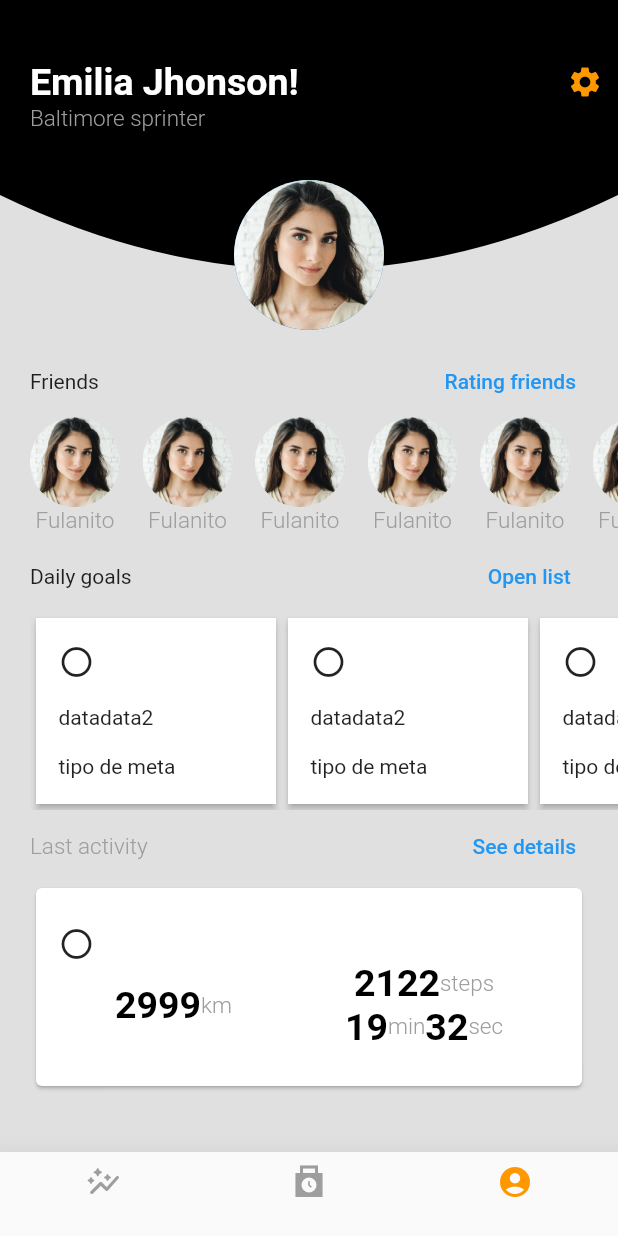
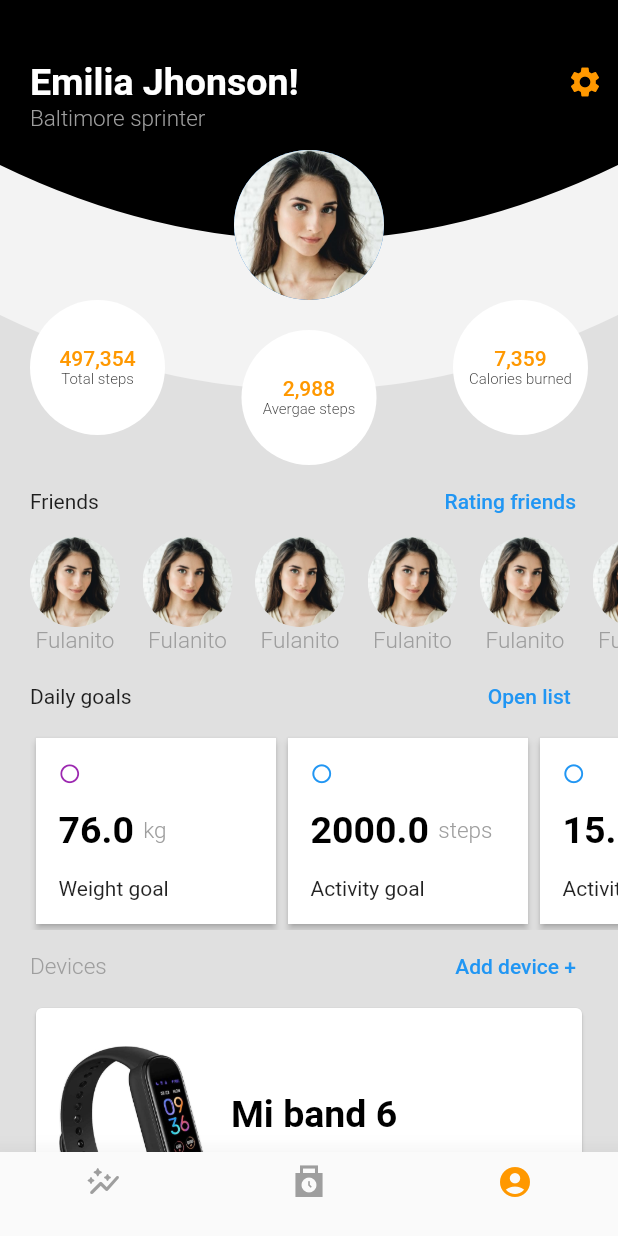
Before and after one commit to AERM2018/fit_app, a Flutter app: the screen it shows after launch, item 3 of the bottom bar chosen, on a phone screen of 412 x 824 dp. Run offline on Flutter 3.47's test engine with Material 2 defaults, Android fonts, the phone set to English and light mode, and no system bars; missing offline and left inert: circle_list.

Commit message:
Done: Profile screen - Curved container adapted to each screen. - Top text done for each screen. - Goal cards updated. - Device card added. - Circular statistic added. - Profile screen done - Workout screen done. - Statistics screen done.

```diff
--- a/lib/models/goals_response.dart
+++ b/lib/models/goals_response.dart
@@ -1,18 +1,49 @@
+import 'package:flutter/material.dart';
+
 class Goal {
-  Goal({required this.content, required this.type});
+  Goal(
+      {required this.value1,
+      required this.value2,
+      required this.donoutColor,
+      required this.type});
 
-  final String content;
+  final double value1;
+  final String value2;
+  final Color donoutColor;
   final String type;
 
   static List<Goal> mockGoals() {
     return [
-      Goal(content: 'Run 5 km', type: 'Run'),
-      Goal(content: 'Run 5 km', type: 'Run'),
-      Goal(content: 'Run 5 km', type: 'Run'),
-      Goal(content: 'Run 5 km', type: 'Run'),
-      Goal(content: 'Run 5 km', type: 'Run'),
-      Goal(content: 'Run 5 km', type: 'Run'),
-      Goal(content: 'Run 5 km', type: 'Run'),
+      Goal(
+          value1: 76,
+          value2: 'kg',
+          type: 'Weight goal',
+          donoutColor: Colors.purple),
+      Goal(
+          value1: 2000,
+          value2: 'steps',
+          type: 'Activity goal',
+          donoutColor: Colors.blue),
+      Goal(
+          value1: 15,
+          value2: 'km',
+          type: 'Activity goal',
+          donoutColor: Colors.blue),
+      Goal(
+          value1: 76,
+          value2: 'kg',
+          type: 'Weight goal',
+          donoutColor: Colors.purple),
+      Goal(
+          value1: 2000,
+          value2: 'steps',
+          type: 'Activity goal',
+          donoutColor: Colors.blue),
+      Goal(
+          value1: 15,
+          value2: 'km',
+          type: 'Activity goal',
+          donoutColor: Colors.blue),
     ];
   }
 }
--- a/lib/screens/profile_screen.dart
+++ b/lib/screens/profile_screen.dart
@@ -11,13 +11,15 @@ class ProfileScreen extends StatelessWidget {
   Widget build(BuildContext context) {
     final List<Friend> friends = Friend.mockFriends();
     final List<Goal> goals = Goal.mockGoals();
-    return Column(
+    return SingleChildScrollView(
+      child: Column(
         children: [
           Stack(
             children: [
               // Profile name
               CurvedContainer(
-              height: 230,
+                height: 210,
+                distanceToFirstContainer: 100,
                 textTopContainer: Text(
                   'Emilia Jhonson!',
                   style: h3,
@@ -29,13 +31,28 @@ class ProfileScreen extends StatelessWidget {
               ),
               // Profile pic
               Positioned(
-              top: 120,
+                top: 100,
                 left: (MediaQuery.of(context).size.width / 2) - 50,
                 child: const CircleAvatar(
                   radius: 50,
                   backgroundImage: AssetImage('assets/profile.jpg'),
                 ),
               ),
+              const Positioned(
+                  top: 200,
+                  left: 20,
+                  child: CircularStatistic(
+                      statistic: 'Total steps', value: '497,354')),
+              Positioned(
+                  top: 220,
+                  left: (MediaQuery.of(context).size.width / 2) - 45,
+                  child: const CircularStatistic(
+                      statistic: 'Avergae steps', value: '2,988')),
+              const Positioned(
+                  top: 200,
+                  right: 20,
+                  child: CircularStatistic(
+                      statistic: 'Calories burned', value: '7,359')),
             ],
           ),
           // Friends list
@@ -61,13 +78,18 @@ class ProfileScreen extends StatelessWidget {
               action:
                   TextButton(onPressed: () {}, child: const Text('Open list ')),
               items: goals
-                .map((goal) => const CustomCard(
+                  .map((goal) => CustomCard(
+                        value1: goal.value1,
+                        value2: goal.value2,
+                        donoutColor: goal.donoutColor,
+                        goalType: goal.type,
                         width: 160,
                       ))
                   .toList(),
               height: 180),
-        const LastActivityCard()
+          const DeviceCard()
         ],
+      ),
     );
   }
 }
--- a/lib/screens/statistics_screen.dart
+++ b/lib/screens/statistics_screen.dart
@@ -12,15 +12,28 @@ class StatisticsScreen extends StatelessWidget {
     return SingleChildScrollView(
       child: Column(
         children: [
-          const CurvedContainer(
-            height: 300,
+          Stack(
+            children: [
+              const CurvedContainer(
+                height: 350,
+                distanceToFirstContainer: 50,
+              ),
+              Positioned(
+                  top: 80,
+                  left: MediaQuery.of(context).size.width / 2 - 90,
+                  child: const BasicStatistics())
+            ],
           ),
           CardSlider(
               title: 'Daily goals',
               action:
                   TextButton(onPressed: () {}, child: const Text('Open list ')),
               items: goals
-                  .map((goal) => const CustomCard(
+                  .map((goal) => CustomCard(
+                        value1: goal.value1,
+                        value2: goal.value2,
+                        donoutColor: goal.donoutColor,
+                        goalType: goal.type,
                         width: 160,
                       ))
                   .toList(),
--- a/lib/screens/work_out_screen.dart
+++ b/lib/screens/work_out_screen.dart
@@ -12,8 +12,32 @@ class WorkOutScreen extends StatelessWidget {
     final List<Workout> workouts = Workout.mockWorkouts();
     return SingleChildScrollView(
       child: Column(children: [
-        const CurvedContainer(
-          height: 250,
+        Stack(
+          children: [
+            const CurvedContainer(
+              height: 300,
+              distanceToFirstContainer: 50,
+            ),
+            Positioned(
+              top: 120,
+              left: MediaQuery.of(context).size.width / 2 - 80,
+              child: Row(
+                children: const [
+                  Text(
+                    '12.2',
+                    style: AppTheme.h1w,
+                  ),
+                  SizedBox(
+                    width: 10,
+                  ),
+                  Text(
+                    'km',
+                    style: AppTheme.h4w,
+                  ),
+                ],
+              ),
+            )
+          ],
         ),
         CardSlider(
           items: workouts
--- a/lib/theme/app_theme.dart
+++ b/lib/theme/app_theme.dart
@@ -18,7 +18,7 @@ class AppTheme {
   }
 
   static const TextStyle h1w =
-      TextStyle(fontSize: 45, color: Colors.white, fontWeight: FontWeight.bold);
+      TextStyle(fontSize: 70, color: Colors.white, fontWeight: FontWeight.bold);
   static const TextStyle h3w =
       TextStyle(fontSize: 25, color: Colors.white, fontWeight: FontWeight.bold);
   static const TextStyle h4w =
--- /dev/null
+++ b/lib/widgets/circular_statistic.dart
@@ -0,0 +1,39 @@
+import 'package:fit_app/theme/app_theme.dart';
+import 'package:flutter/material.dart';
+
+class CircularStatistic extends StatelessWidget {
+  const CircularStatistic({
+    Key? key,
+    required this.statistic,
+    required this.value,
+  }) : super(key: key);
+  final String statistic;
+  final String value;
+
+  @override
+  Widget build(BuildContext context) {
+    return Container(
+      width: 90,
+      height: 90,
+      decoration:
+          const BoxDecoration(shape: BoxShape.circle, color: Colors.white),
+      child: Column(
+        mainAxisAlignment: MainAxisAlignment.center,
+        crossAxisAlignment: CrossAxisAlignment.center,
+        children: [
+          Text(
+            value,
+            style: const TextStyle(
+                color: AppTheme.primary, fontWeight: FontWeight.w500),
+          ),
+          Text(
+            statistic,
+            style: TextStyle(
+                fontSize: AppTheme.h4b.fontSize! - 5,
+                fontWeight: AppTheme.h4b.fontWeight),
+          ),
+        ],
+      ),
+    );
+  }
+}
--- a/lib/widgets/curved_container.dart
+++ b/lib/widgets/curved_container.dart
@@ -1,3 +1,4 @@
+import 'package:circle_list/circle_list.dart';
 import 'package:fit_app/models/models.dart';
 import 'package:fit_app/theme/app_theme.dart';
 import 'package:flutter/material.dart';
@@ -7,15 +8,27 @@ class CurvedContainer extends StatelessWidget {
       {Key? key,
       required this.height,
       this.textTopContainer,
-      this.textSecondaryContainer})
+      this.textSecondaryContainer,
+      required this.distanceToFirstContainer})
       : super(key: key);
   final double height;
+  final double distanceToFirstContainer;
   final Widget? textTopContainer;
   final Widget? textSecondaryContainer;
   @override
   Widget build(BuildContext context) {
     return Stack(
       children: [
+        ClipPath(
+            clipper: CurveClipper(),
+            child: Container(
+                height: height + distanceToFirstContainer,
+                decoration: const BoxDecoration(
+                  color: Colors.white60,
+                ),
+                child: const Center(
+                  child: Text('data'),
+                ))),
         ClipPath(
             clipper: CurveClipper(),
             child: Container(
@@ -26,7 +39,6 @@ class CurvedContainer extends StatelessWidget {
                 child: const Center(
                   child: Text('data'),
                 ))),
-
         Positioned(
             top: 40,
             left: 20,
@@ -42,6 +54,7 @@ class CurvedContainer extends StatelessWidget {
             top: 70,
             left: 20,
             child: textSecondaryContainer ?? const SizedBox()),
+
         // ClipPath(
         //     clipper: CurveClipper(),
         //     child: Container(
--- a/lib/widgets/custom_card.dart
+++ b/lib/widgets/custom_card.dart
@@ -1,8 +1,20 @@
+import 'package:fit_app/theme/app_theme.dart';
 import 'package:flutter/material.dart';
 
 class CustomCard extends StatelessWidget {
-  const CustomCard({Key? key, required this.width}) : super(key: key);
+  const CustomCard(
+      {Key? key,
+      required this.width,
+      required this.value1,
+      required this.value2,
+      required this.donoutColor,
+      required this.goalType})
+      : super(key: key);
   final double width;
+  final double value1;
+  final String value2;
+  final Color donoutColor;
+  final String goalType;
   @override
   Widget build(BuildContext context) {
     return Card(
@@ -15,11 +27,24 @@ class CustomCard extends StatelessWidget {
           crossAxisAlignment: CrossAxisAlignment.start,
           mainAxisAlignment: MainAxisAlignment.spaceEvenly,
           children: [
-            const Icon(Icons.circle_outlined),
+            Icon(
+              Icons.circle_outlined,
+              size: 15,
+              color: donoutColor,
+            ),
             Row(
-              children: const [Text('data'), Text('data2')],
+              children: [
+                Text(
+                  '$value1 ',
+                  style: AppTheme.h3b,
+                ),
+                Text(
+                  value2,
+                  style: AppTheme.h4b,
+                )
+              ],
             ),
-            const Text('tipo de meta')
+            Text(goalType)
           ],
         ),
       ),
--- /dev/null
+++ b/lib/widgets/device_card.dart
@@ -0,0 +1,74 @@
+import 'package:fit_app/theme/app_theme.dart';
+import 'package:flutter/material.dart';
+
+class DeviceCard extends StatelessWidget {
+  const DeviceCard({Key? key}) : super(key: key);
+  @override
+  final TextStyle h1 = AppTheme.h1b;
+  final TextStyle h3 = AppTheme.h3b;
+  final TextStyle h4 = AppTheme.h4w;
+  Widget build(BuildContext context) {
+    return Padding(
+      padding: const EdgeInsets.symmetric(horizontal: 20),
+      child: SizedBox(
+        width: MediaQuery.of(context).size.width,
+        child: Column(
+          children: [
+            Container(
+              child: Row(
+                  mainAxisAlignment: MainAxisAlignment.spaceBetween,
+                  children: [
+                    Text(
+                      'Devices',
+                      style: h4,
+                    ),
+                    TextButton(
+                      onPressed: () {},
+                      child: const Text('Add device +'),
+                    )
+                  ]),
+            ),
+            Card(
+              child: Padding(
+                padding:
+                    const EdgeInsets.symmetric(horizontal: 15, vertical: 25),
+                child: Column(
+                    crossAxisAlignment: CrossAxisAlignment.start,
+                    children: [
+                      Row(
+                        crossAxisAlignment: CrossAxisAlignment.center,
+                        mainAxisAlignment: MainAxisAlignment.spaceBetween,
+                        children: [
+                          const SizedBox(
+                            child: Image(
+                              image: AssetImage('assets/miband.jpg'),
+                              width: 100,
+                            ),
+                          ),
+                          const SizedBox(
+                            width: 15,
+                          ),
+                          Expanded(
+                            child: Column(
+                              crossAxisAlignment: CrossAxisAlignment.start,
+                              children: const [
+                                Text('Mi band 6', style: AppTheme.h3b),
+                                SizedBox(
+                                  height: 15,
+                                ),
+                                Text('Device added 4 months ago.',
+                                    style: AppTheme.h4b),
+                              ],
+                            ),
+                          )
+                        ],
+                      )
+                    ]),
+              ),
+            ),
+          ],
+        ),
+      ),
+    );
+  }
+}
--- a/lib/widgets/widgets.dart
+++ b/lib/widgets/widgets.dart
@@ -1,5 +1,7 @@
+export 'package:fit_app/widgets/circular_statistic.dart';
+
+export 'package:fit_app/widgets/device_card.dart';
 export 'package:fit_app/widgets/last_activity_card.dart';
-
 export 'package:fit_app/widgets/custom_card.dart';
 export 'package:fit_app/widgets/basic_statistics.dart';
 export 'package:fit_app/widgets/botton_nav_bar.dart';
--- a/pubspec.yaml
+++ b/pubspec.yaml
@@ -33,6 +33,7 @@ dependencies:
   # The following adds the Cupertino Icons font to your application.
   # Use with the CupertinoIcons class for iOS style icons.
   cupertino_icons: ^1.0.2
+  circle_list: ^1.0.5
 
 dev_dependencies:
   flutter_test:
```
Also changed, not shown: assets/miband.jpg (added), pubspec.lock. Lines whose indentation alone changed are shown as unchanged.
